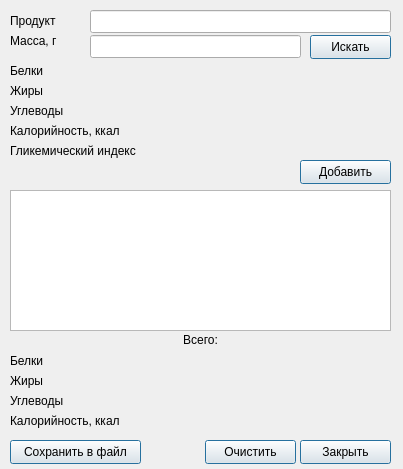
Before: the Qt Designer form source/calcwin.ui in arcan1s/food_gui, drawn with Qt 5.
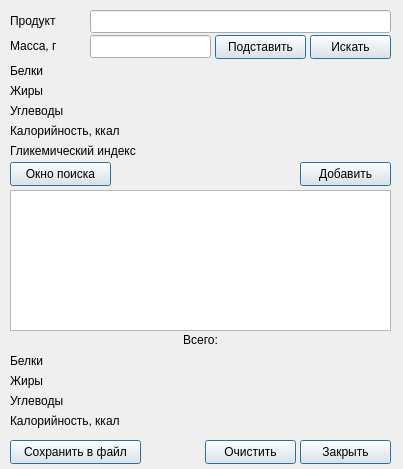
After: the same form once the commit is applied.

The edit to the form file:
```diff
--- a/source/calcwin.ui
+++ b/source/calcwin.ui
@@ -190,7 +190,7 @@
     <property name="geometry">
      <rect>
       <x>300</x>
-      <y>160</y>
+      <y>162</y>
       <width>91</width>
       <height>24</height>
      </rect>
@@ -207,7 +207,7 @@
      <rect>
       <x>90</x>
       <y>35</y>
-      <width>211</width>
+      <width>121</width>
       <height>23</height>
      </rect>
     </property>
@@ -219,7 +219,7 @@
     <property name="geometry">
      <rect>
       <x>10</x>
-      <y>30</y>
+      <y>35</y>
       <width>81</width>
       <height>21</height>
      </rect>
@@ -403,6 +403,38 @@
      <bool>true</bool>
     </property>
    </widget>
+   <widget class="QPushButton" name="searchwinbut">
+    <property name="geometry">
+     <rect>
+      <x>10</x>
+      <y>162</y>
+      <width>101</width>
+      <height>24</height>
+     </rect>
+    </property>
+    <property name="text">
+     <string>Окно поиска</string>
+    </property>
+    <property name="default">
+     <bool>true</bool>
+    </property>
+   </widget>
+   <widget class="QPushButton" name="substitutebut">
+    <property name="geometry">
+     <rect>
+      <x>215</x>
+      <y>35</y>
+      <width>91</width>
+      <height>24</height>
+     </rect>
+    </property>
+    <property name="text">
+     <string>Подставить</string>
+    </property>
+    <property name="default">
+     <bool>true</bool>
+    </property>
+   </widget>
   </widget>
  </widget>
  <tabstops>
```
Left out of the diff: 21 changed lines with no effect on the pictures.
